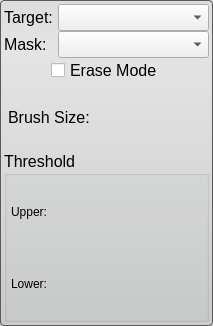
First picture: the form in Interface/ToolInterface/PaintToolInterface.ui, repository jessdtate/Seg3D, before the edit.
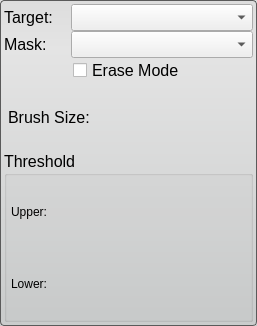
Second picture: the form after the edit.

Commit message: Restructuring import model, so most reads are done asynchronously and updating the interface and fixing UI issues.

```diff
--- a/Interface/ToolInterface/PaintToolInterface.ui
+++ b/Interface/ToolInterface/PaintToolInterface.ui
@@ -6,7 +6,7 @@
    <rect>
     <x>0</x>
     <y>0</y>
-    <width>213</width>
+    <width>257</width>
     <height>326</height>
    </rect>
   </property>
@@ -71,14 +71,26 @@
      <item>
       <widget class="QComboBox" name="targetComboBox">
        <property name="sizePolicy">
-        <sizepolicy hsizetype="Expanding" vsizetype="Fixed">
+        <sizepolicy hsizetype="Fixed" vsizetype="Fixed">
          <horstretch>0</horstretch>
          <verstretch>0</verstretch>
         </sizepolicy>
        </property>
+       <property name="minimumSize">
+        <size>
+         <width>150</width>
+         <height>0</height>
+        </size>
+       </property>
        <property name="layoutDirection">
         <enum>Qt::LeftToRight</enum>
        </property>
+       <property name="sizeAdjustPolicy">
+        <enum>QComboBox::AdjustToMinimumContentsLengthWithIcon</enum>
+       </property>
+       <property name="minimumContentsLength">
+        <number>12</number>
+       </property>
       </widget>
      </item>
     </layout>
@@ -104,11 +116,23 @@
      <item>
       <widget class="QComboBox" name="maskComboBox">
        <property name="sizePolicy">
-        <sizepolicy hsizetype="MinimumExpanding" vsizetype="Fixed">
+        <sizepolicy hsizetype="Fixed" vsizetype="Fixed">
          <horstretch>0</horstretch>
          <verstretch>0</verstretch>
         </sizepolicy>
        </property>
+       <property name="minimumSize">
+        <size>
+         <width>150</width>
+         <height>0</height>
+        </size>
+       </property>
+       <property name="sizeAdjustPolicy">
+        <enum>QComboBox::AdjustToMinimumContentsLengthWithIcon</enum>
+       </property>
+       <property name="minimumContentsLength">
+        <number>12</number>
+       </property>
       </widget>
      </item>
     </layout>
```
The commit also changes 53 other files.
